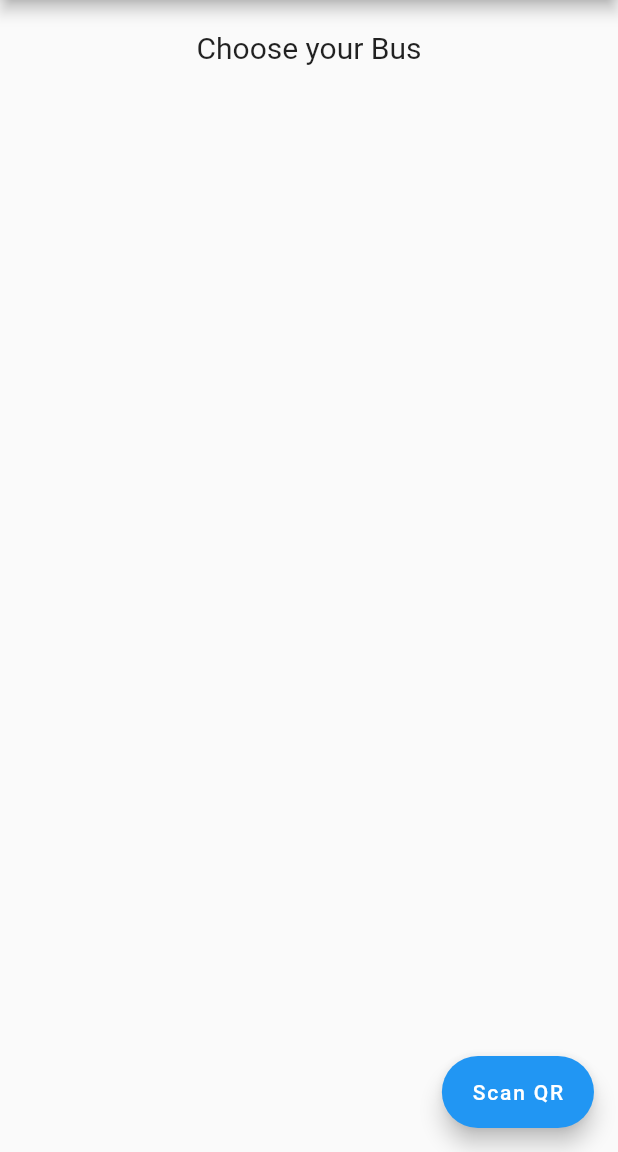
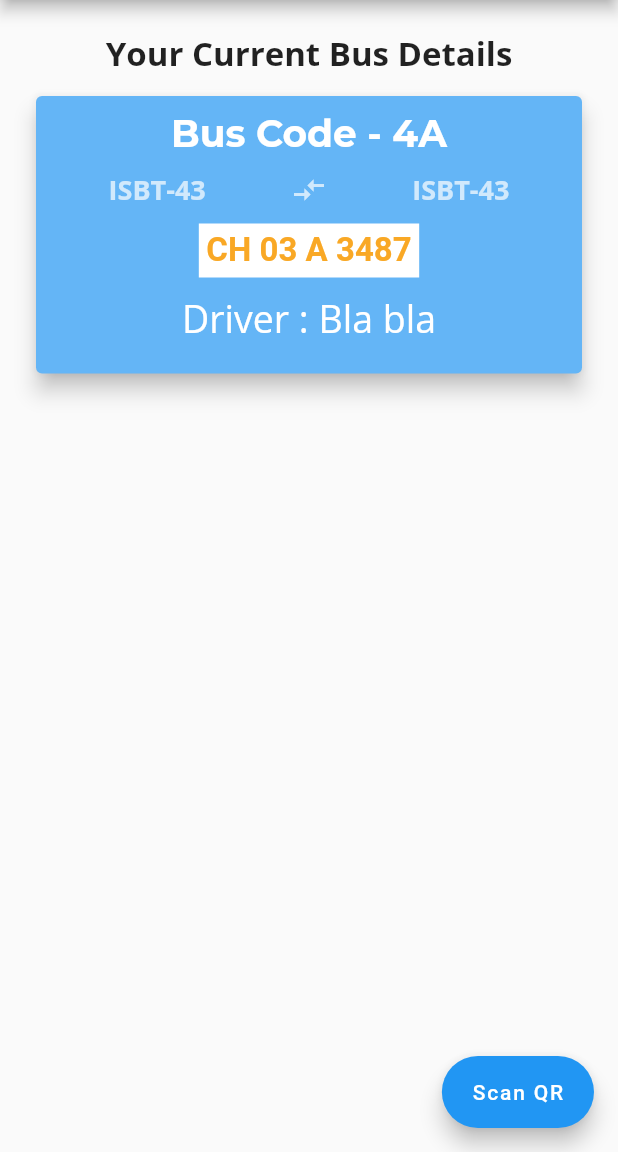
Before and after one commit to hyperloop-corp/hyperloop-pilot, a Flutter app: the HomePage screen opened directly, on a phone screen of 412 x 824 dp, the part 84-1236 px from its top. Run offline on Flutter 3.47's test engine with Material 2 defaults, Android fonts, the phone set to English and light mode, and no system bars; drawn by our look-alikes of firebase_database; our stand-ins replace firebase_auth, google_fonts; missing offline and left inert: barcode_scan; accounts and stored records are empty.

Commit message:
Working code

```diff
--- a/lib/pages/home_page.dart
+++ b/lib/pages/home_page.dart
@@ -1,32 +1,19 @@
-import 'dart:async';
-import 'package:hyperloop_pilot/pages/route.dart';
-import 'package:firebase_database/ui/firebase_animated_list.dart';
 import 'package:flutter/material.dart';
-import 'package:hyperloop_pilot/services/authentication.dart';
 import 'package:firebase_database/firebase_database.dart';
+import 'package:google_fonts/google_fonts.dart';
 
 import 'barcode.dart';
 
 class HomePage extends StatefulWidget {
-  /*HomePage({Key key, this.auth, this.userId, this.onSignedOut})
-      : super(key: key);
-
-  final BaseAuth auth;
-  final VoidCallback onSignedOut;
-  final String userId;*/
-
   @override
   _HomePageState createState() => _HomePageState();
 }
 
 class _HomePageState extends State<HomePage> {
   FirebaseDatabase db = FirebaseDatabase();
-  DatabaseReference _numbersRef;
-  List<String> numbers = [], routes = [];
 
   @override
   void initState() {
-    _numbersRef = db.reference().child('bus_route');
     super.initState();
   }
 
@@ -37,44 +24,98 @@ class _HomePageState extends State<HomePage> {
         title: Text('Hyperloop Pilot'),
         //leading: Icon(Icons.menu),
       ),
-      body: Center(
-        child: Container(
-          padding: const EdgeInsets.fromLTRB(40, 20, 40, 50),
-          child: Column(
-            mainAxisAlignment: MainAxisAlignment.center,
-            children: <Widget>[
-              Padding(
-                padding: const EdgeInsets.only(bottom: 20),
-                child: Text('Choose your Bus', style: TextStyle(fontSize: 20)),
-              ),
-              Expanded(
-                child: FirebaseAnimatedList(
-                    query: _numbersRef,
-                    itemBuilder: (BuildContext context, DataSnapshot snapshot,
-                        Animation<double> animation, int index) {
-                      numbers.add(snapshot.key);
-                      return RaisedButton(
-                        onPressed: () => Navigator.push(
-                            context,
-                            MaterialPageRoute(
-                                builder: (BuildContext context) =>
-                                    RoutePage(snapshot.key))),
-                        child: Text(snapshot.key,
-                            style: TextStyle(
-                              fontSize: 20,
-                            )),
-                      );
-                    }),
-              ),
-            ],
-          ),
+      body: Container(
+        padding: const EdgeInsets.all(20),
+        child: Column(
+          mainAxisAlignment: MainAxisAlignment.start,
+          children: <Widget>[
+            Container(
+              padding: const EdgeInsets.only(bottom: 10),
+              child: Center(
+                  child: Text("Your Current Bus Details", textAlign: TextAlign.center,
+                      style: GoogleFonts.openSans(textStyle: TextStyle(
+                          fontSize: 22, fontWeight: FontWeight.bold)))),
+            ),
+            Card(
+                color: Colors.blue[300],
+                elevation: 6,
+                child: Container(
+                    width: 450,
+                    padding: const EdgeInsets.all(10),
+                    child: Column(children: [
+                      busHead("Bus Code - 4A"),
+                      busRoute("ISBT-43", "ISBT-43"),
+                      busNo("CH 03 A 3487"),
+                      driver("Bla bla"),
+                      //conductor("Bla bla"),
+                    ])))
+          ],
         ),
       ),
       floatingActionButton: FloatingActionButton.extended(
-
           label: Center(child: Text('Scan QR')),
-          onPressed:
-              ()=> Navigator.push(context, MaterialPageRoute(builder: (BuildContext flutter) => BarCode()))),
+          onPressed: () => Navigator.push(context,
+              MaterialPageRoute(builder: (BuildContext flutter) => BarCode()))),
     );
   }
+
+  Widget busHead(String title) {
+    return Container(
+        padding: const EdgeInsets.all(0),
+        child: Text(title,
+            style: GoogleFonts.montserrat(
+                textStyle: TextStyle(
+                    fontWeight: FontWeight.bold,
+                    fontSize: 25,
+                    color: Colors.white))));
+  }
+
+  Widget busRoute(String start, String stop) {
+    return Container(
+        padding: const EdgeInsets.all(10),
+        child: Row(
+          mainAxisAlignment: MainAxisAlignment.spaceAround,
+          children: <Widget>[
+            Text(start,
+                style: GoogleFonts.openSans(
+                    textStyle: TextStyle(
+                  fontWeight: FontWeight.bold,
+                  fontSize: 18,
+                  color: Colors.white70,
+                ))),
+            Icon(Icons.compare_arrows, color: Colors.white70,),
+            Text(
+              stop,
+              style: GoogleFonts.openSans(
+                  textStyle: TextStyle(
+                fontWeight: FontWeight.bold,
+                fontSize: 18,
+                color: Colors.white70,
+              )),
+            )
+          ],
+        ));
+  }
+
+  Widget busNo(number) => Center(
+        child: Container(
+          color: Colors.white,
+          child: Container(
+            padding: const EdgeInsets.all(5),
+            child: Text(
+            number,
+            style: TextStyle(
+                fontSize: 22,
+                fontWeight: FontWeight.bold,
+                color: Colors.yellow[800]),
+          ),
+          ),
+        ),
+      );
+
+  Widget driver(String name){
+    return Container(padding: const EdgeInsets.all(10),
+    child: Text("Driver : " + name, style: GoogleFonts.openSans(textStyle: TextStyle( fontSize: 25, color: Colors.white)),),);
+  }
+
 }
--- a/pubspec.yaml
+++ b/pubspec.yaml
@@ -26,6 +26,7 @@ dependencies:
   firebase_auth:
   firebase_database:
   barcode_scan: ^1.0.0
+  google_fonts: any
 
 dev_dependencies:
   flutter_test:
```
Also changed, not shown: lib/pages/barcode.dart (+19 -35 lines), lib/utils/textStyles.dart (added), pubspec.lock, 4 other files.
